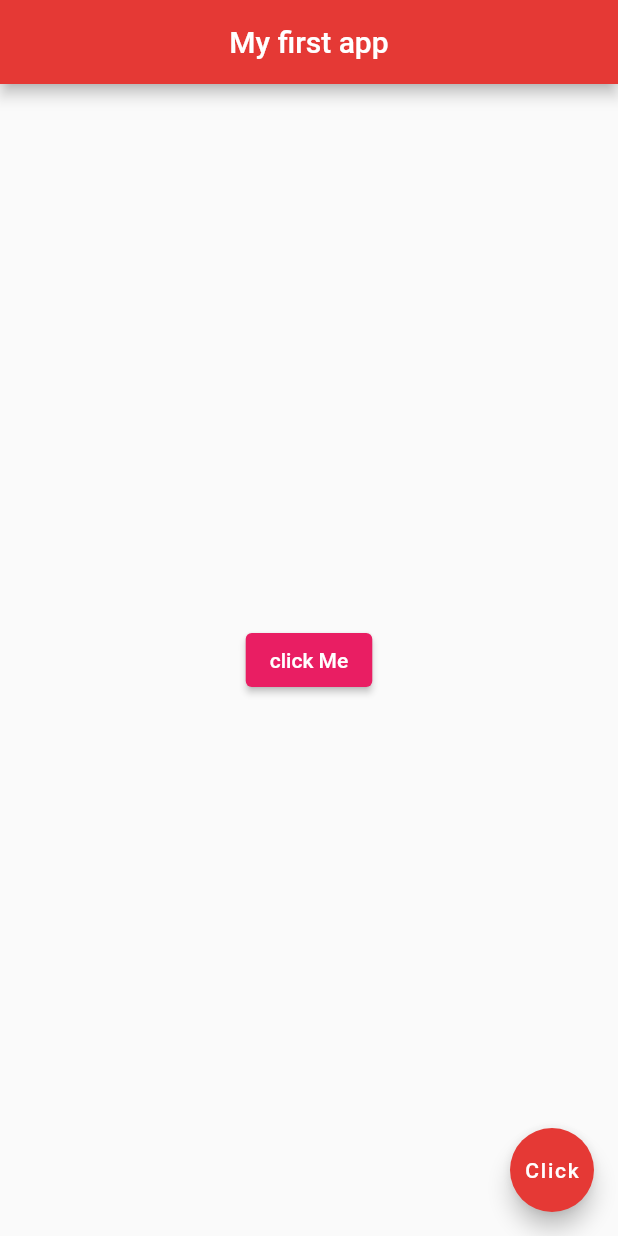
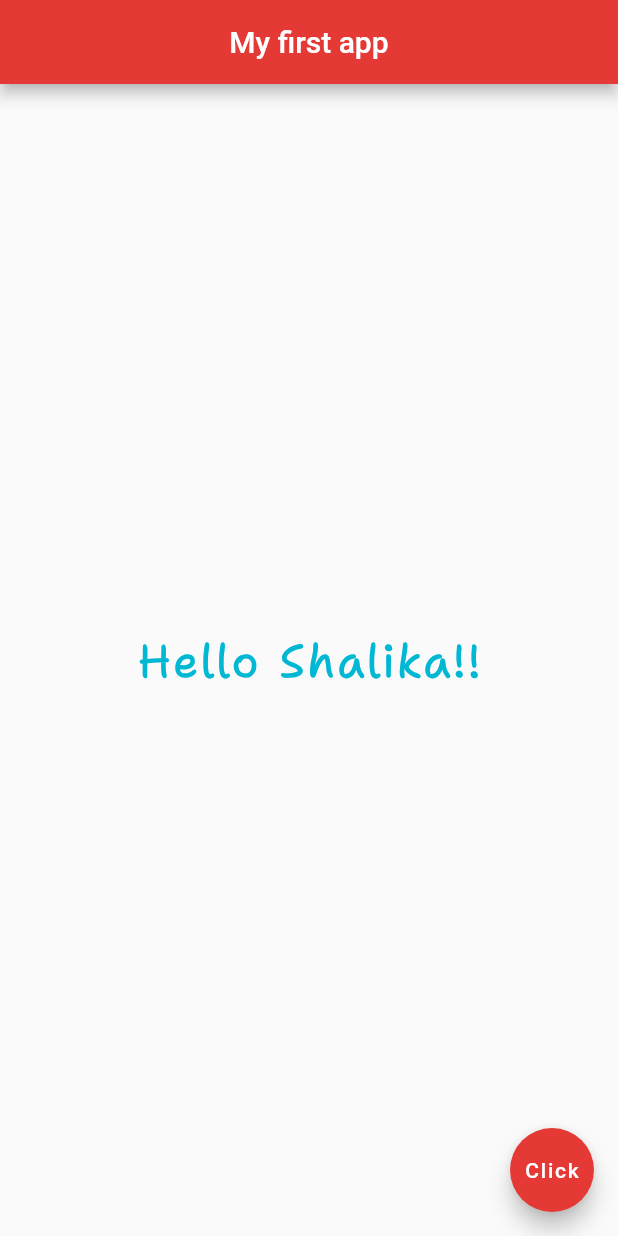
Before and after one commit to Shalika001/My-app, a Flutter app: the screen it shows after launch, on a phone screen of 412 x 824 dp. Run offline on Flutter 3.47's test engine with Material 2 defaults, Android fonts, the phone set to English and light mode, and no system bars.

Commit message:
Add Font Update

```diff
--- a/First_project/lib/main.dart
+++ b/First_project/lib/main.dart
@@ -1,9 +1,7 @@
 import 'package:flutter/material.dart';
-
 void main() => runApp(MaterialApp(
   home: Home(),
 ));
-
 class Home extends StatelessWidget {
   //const Home({Key? key}) : super(key: key);
   @override
@@ -15,13 +13,16 @@ class Home extends StatelessWidget {
         backgroundColor: Colors.red[600],
       ),
       body: Center(
-         child: ElevatedButton(
-           onPressed: () {},
-           child: Text('click Me'),
-           style: ElevatedButton.styleFrom(
-             backgroundColor: Colors.pink,
-           ),
-         ),
+          child: Text(
+              'Hello Shalika!!',
+              style: TextStyle(
+                fontSize: 30.0,
+                fontWeight: FontWeight.bold,
+                color: Colors.cyanAccent[700],
+                letterSpacing: 2.0,
+                fontFamily: 'ShantellSans',
+              )
+          ),
       ),
       floatingActionButton: FloatingActionButton(
         onPressed: () {},
@@ -31,3 +32,6 @@ class Home extends StatelessWidget {
     );
   }
 }
+
+class RaisedButton {
+}
```
